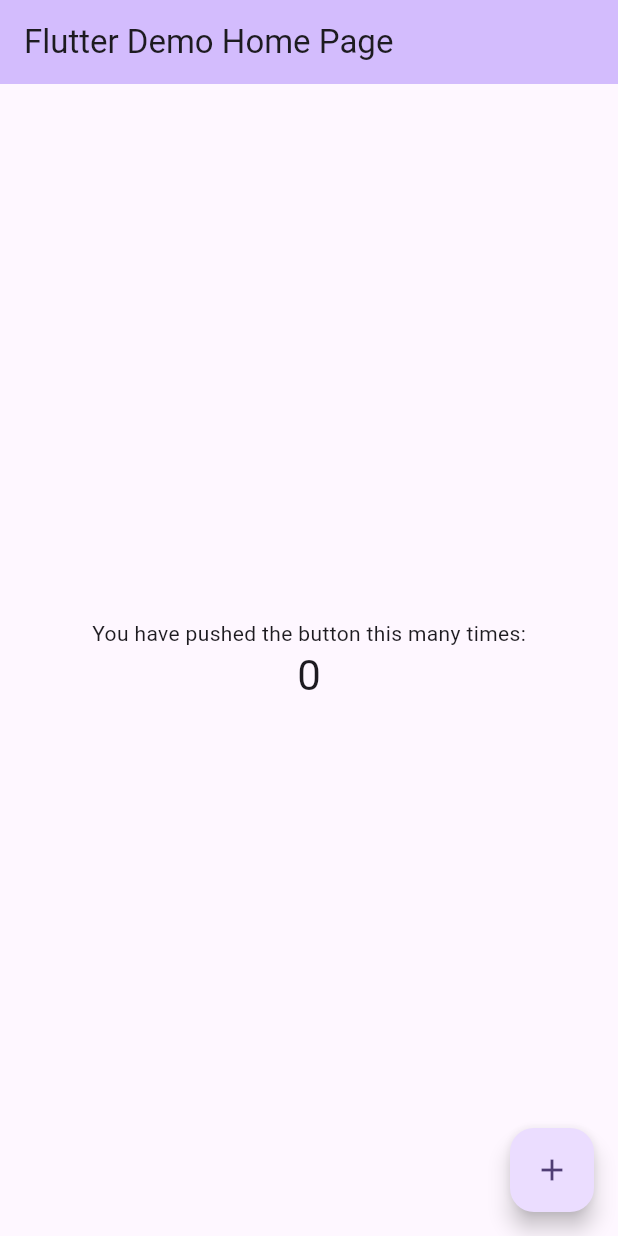
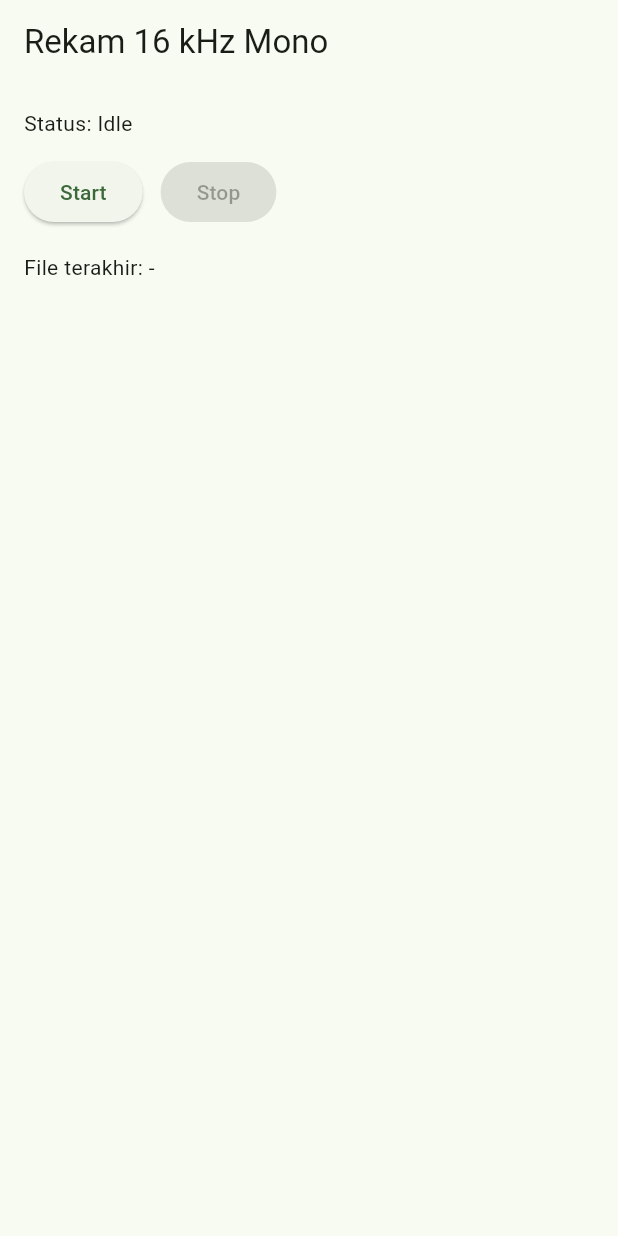
Before and after one commit to EngRidhoNet/hafizh_ai, a Flutter app: the screen it shows after launch, on a phone screen of 412 x 824 dp. Run offline on Flutter 3.47's test engine with Material 3 defaults, Android fonts, the phone set to English and light mode, and no system bars; missing offline and left inert: record.

Commit message:
recorder service

```diff
--- /dev/null
+++ b/lib/features/recorder/recorder_page.dart
@@ -0,0 +1,67 @@
+import 'package:flutter/material.dart';
+import 'package:flutter/services.dart';
+import '../../core/audio/recorder_service.dart';
+
+class RecorderPage extends StatefulWidget {
+  const RecorderPage({super.key});
+  @override
+  State<RecorderPage> createState() => _RecorderPageState();
+}
+
+class _RecorderPageState extends State<RecorderPage> {
+  final _rec = RecorderService();
+  bool _isRecording = false;
+  String? _lastPath;
+  String? _error;
+
+  Future<void> _start() async {
+    setState(() => _error = null);
+    try {
+      HapticFeedback.lightImpact();
+      final p = await _rec.start();
+      setState(() {
+        _isRecording = true;
+        _lastPath = p;
+      });
+    } catch (e) {
+      setState(() => _error = '$e');
+      if (!mounted) return;
+      ScaffoldMessenger.of(context).showSnackBar(SnackBar(content: Text('Gagal mulai: $e')));
+    }
+  }
+
+  Future<void> _stop() async {
+    HapticFeedback.lightImpact();
+    final p = await _rec.stop();
+    setState(() {
+      _isRecording = false;
+      _lastPath = p;
+    });
+    if (!mounted) return;
+    ScaffoldMessenger.of(context).showSnackBar(SnackBar(content: Text('Tersimpan: $p')));
+  }
+
+  @override
+  Widget build(BuildContext context) {
+    return Scaffold(
+      appBar: AppBar(title: const Text('Rekam 16 kHz Mono')),
+      body: Padding(
+        padding: const EdgeInsets.all(16),
+        child: Column(crossAxisAlignment: CrossAxisAlignment.start, children: [
+          Text('Status: ${_isRecording ? "Recording…" : "Idle"}'),
+          const SizedBox(height: 12),
+          Wrap(spacing: 12, children: [
+            ElevatedButton(onPressed: _isRecording ? null : _start, child: const Text('Start')),
+            ElevatedButton(onPressed: _isRecording ? _stop : null, child: const Text('Stop')),
+          ]),
+          const SizedBox(height: 16),
+          Text('File terakhir: ${_lastPath ?? "-"}', maxLines: 3),
+          if (_error != null) ...[
+            const SizedBox(height: 12),
+            Text('Error: $_error', style: const TextStyle(color: Colors.red)),
+          ],
+        ]),
+      ),
+    );
+  }
+}
--- a/lib/main.dart
+++ b/lib/main.dart
@@ -1,122 +1,16 @@
 import 'package:flutter/material.dart';
+import 'features/recorder/recorder_page.dart';
 
-void main() {
-  runApp(const MyApp());
-}
+void main() => runApp(const App());
 
-class MyApp extends StatelessWidget {
-  const MyApp({super.key});
-
-  // This widget is the root of your application.
+class App extends StatelessWidget {
+  const App({super.key});
   @override
   Widget build(BuildContext context) {
     return MaterialApp(
-      title: 'Flutter Demo',
-      theme: ThemeData(
-        // This is the theme of your application.
-        //
-        // TRY THIS: Try running your application with "flutter run". You'll see
-        // the application has a purple toolbar. Then, without quitting the app,
-        // try changing the seedColor in the colorScheme below to Colors.green
-        // and then invoke "hot reload" (save your changes or press the "hot
-        // reload" button in a Flutter-supported IDE, or press "r" if you used
-        // the command line to start the app).
-        //
-        // Notice that the counter didn't reset back to zero; the application
-        // state is not lost during the reload. To reset the state, use hot
-        // restart instead.
-        //
-        // This works for code too, not just values: Most code changes can be
-        // tested with just a hot reload.
-        colorScheme: ColorScheme.fromSeed(seedColor: Colors.deepPurple),
-      ),
-      home: const MyHomePage(title: 'Flutter Demo Home Page'),
+      title: 'Hafizh AI',
+      theme: ThemeData(useMaterial3: true, colorSchemeSeed: Colors.green),
+      home: const RecorderPage(),
     );
   }
 }
-
-class MyHomePage extends StatefulWidget {
-  const MyHomePage({super.key, required this.title});
-
-  // This widget is the home page of your application. It is stateful, meaning
-  // that it has a State object (defined below) that contains fields that affect
-  // how it looks.
-
-  // This class is the configuration for the state. It holds the values (in this
-  // case the title) provided by the parent (in this case the App widget) and
-  // used by the build method of the State. Fields in a Widget subclass are
-  // always marked "final".
-
-  final String title;
-
-  @override
-  State<MyHomePage> createState() => _MyHomePageState();
-}
-
-class _MyHomePageState extends State<MyHomePage> {
-  int _counter = 0;
-
-  void _incrementCounter() {
-    setState(() {
-      // This call to setState tells the Flutter framework that something has
-      // changed in this State, which causes it to rerun the build method below
-      // so that the display can reflect the updated values. If we changed
-      // _counter without calling setState(), then the build method would not be
-      // called again, and so nothing would appear to happen.
-      _counter++;
-    });
-  }
-
-  @override
-  Widget build(BuildContext context) {
-    // This method is rerun every time setState is called, for instance as done
-    // by the _incrementCounter method above.
-    //
-    // The Flutter framework has been optimized to make rerunning build methods
-    // fast, so that you can just rebuild anything that needs updating rather
-    // than having to individually change instances of widgets.
-    return Scaffold(
-      appBar: AppBar(
-        // TRY THIS: Try changing the color here to a specific color (to
-        // Colors.amber, perhaps?) and trigger a hot reload to see the AppBar
-        // change color while the other colors stay the same.
-        backgroundColor: Theme.of(context).colorScheme.inversePrimary,
-        // Here we take the value from the MyHomePage object that was created by
-        // the App.build method, and use it to set our appbar title.
-        title: Text(widget.title),
-      ),
-      body: Center(
-        // Center is a layout widget. It takes a single child and positions it
-        // in the middle of the parent.
-        child: Column(
-          // Column is also a layout widget. It takes a list of children and
-          // arranges them vertically. By default, it sizes itself to fit its
-          // children horizontally, and tries to be as tall as its parent.
-          //
-          // Column has various properties to control how it sizes itself and
-          // how it positions its children. Here we use mainAxisAlignment to
-          // center the children vertically; the main axis here is the vertical
-          // axis because Columns are vertical (the cross axis would be
-          // horizontal).
-          //
-          // TRY THIS: Invoke "debug painting" (choose the "Toggle Debug Paint"
-          // action in the IDE, or press "p" in the console), to see the
-          // wireframe for each widget.
-          mainAxisAlignment: MainAxisAlignment.center,
-          children: <Widget>[
-            const Text('You have pushed the button this many times:'),
-            Text(
-              '$_counter',
-              style: Theme.of(context).textTheme.headlineMedium,
-            ),
-          ],
-        ),
-      ),
-      floatingActionButton: FloatingActionButton(
-        onPressed: _incrementCounter,
-        tooltip: 'Increment',
-        child: const Icon(Icons.add),
-      ), // This trailing comma makes auto-formatting nicer for build methods.
-    );
-  }
-}
```
Also changed, not shown: lib/core/audio/recorder_service.dart (added, +68 -0 lines), pubspec.yaml (+7 -5 lines), pubspec.lock, 11 other files.
